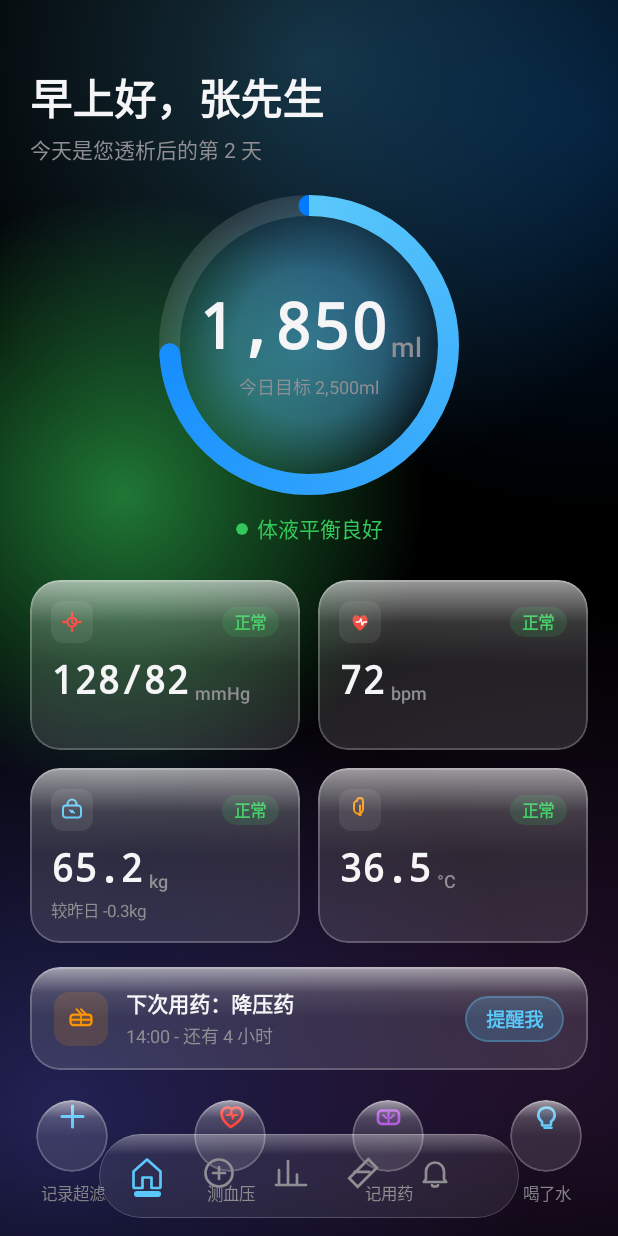
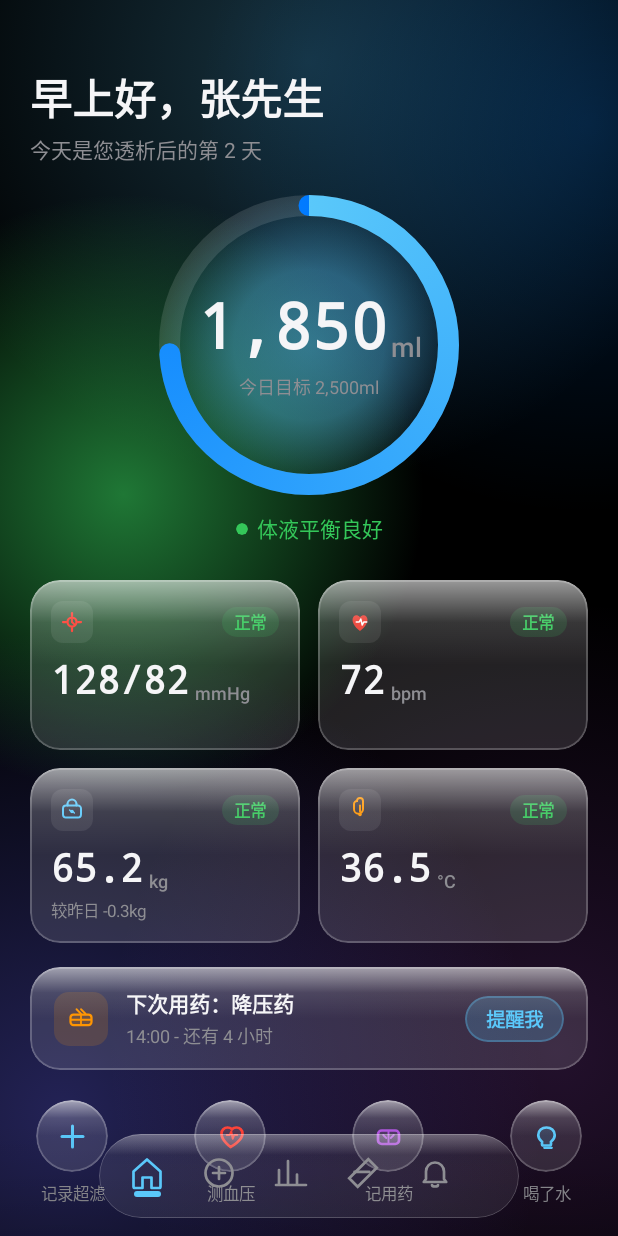
Before and after one commit to Jakeopsjj/ClearFlow, an Android app built with Jetpack Compose: the MainActivity screen opened directly, with no data from a screen before it, on a phone screen of 412 x 824 dp. Run offline under Robolectric (Android 15) with nearby library versions, the light colour scheme and no system bars.

Commit message:
fix: 修复快捷操作按钮图标未居中问题
QuickActionButton 内部 Box 使用 fillMaxSize() 替代 fillMaxWidth()，
确保图标在圆形玻璃卡片中垂直居中。

```diff
--- a/app/src/main/kotlin/com/cleardu/app/ui/components/QuickActions.kt
+++ b/app/src/main/kotlin/com/cleardu/app/ui/components/QuickActions.kt
@@ -8,6 +8,7 @@ import androidx.compose.foundation.layout.Box
 import androidx.compose.foundation.layout.Column
 import androidx.compose.foundation.layout.Row
 import androidx.compose.foundation.layout.Spacer
+import androidx.compose.foundation.layout.fillMaxSize
 import androidx.compose.foundation.layout.fillMaxWidth
 import androidx.compose.foundation.layout.height
 import androidx.compose.foundation.layout.padding
@@ -93,7 +94,7 @@ private fun QuickActionButton(
             specularTop = LiquidGlassColors.GlassSpecularTop
         ) {
             Box(
-                modifier = Modifier.fillMaxWidth(),
+                modifier = Modifier.fillMaxSize(),
                 contentAlignment = Alignment.Center
             ) {
                 when (action.id) {
```
